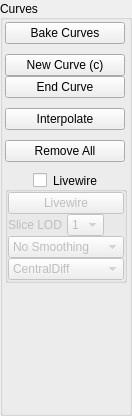
This is tools/paint/curvesmenu.ui in nci/drishti as Qt 5 draws it before an edit. The edited form follows.
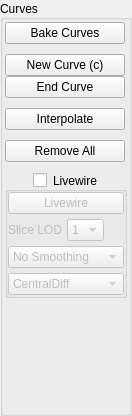
This is the edited form.

Patch:
```diff
--- a/tools/paint/curvesmenu.ui
+++ b/tools/paint/curvesmenu.ui
@@ -311,7 +311,7 @@
              </property>
              <layout class="QVBoxLayout" name="verticalLayout_7">
               <property name="spacing">
-               <number>0</number>
+               <number>5</number>
               </property>
               <property name="leftMargin">
                <number>0</number>
```
